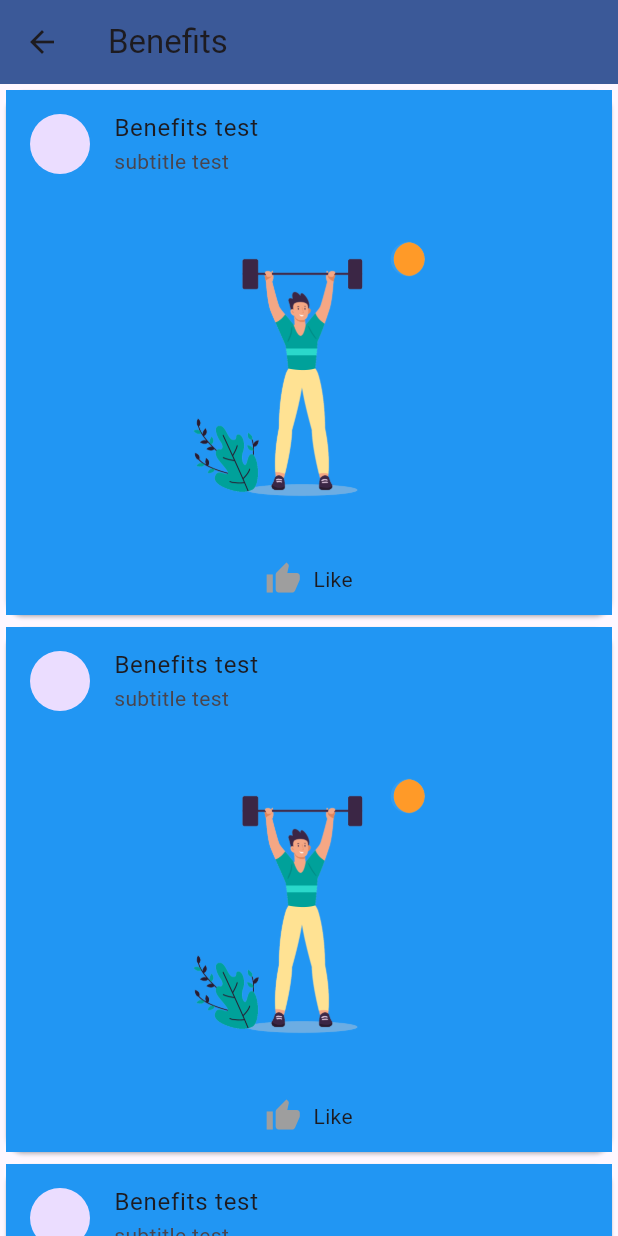
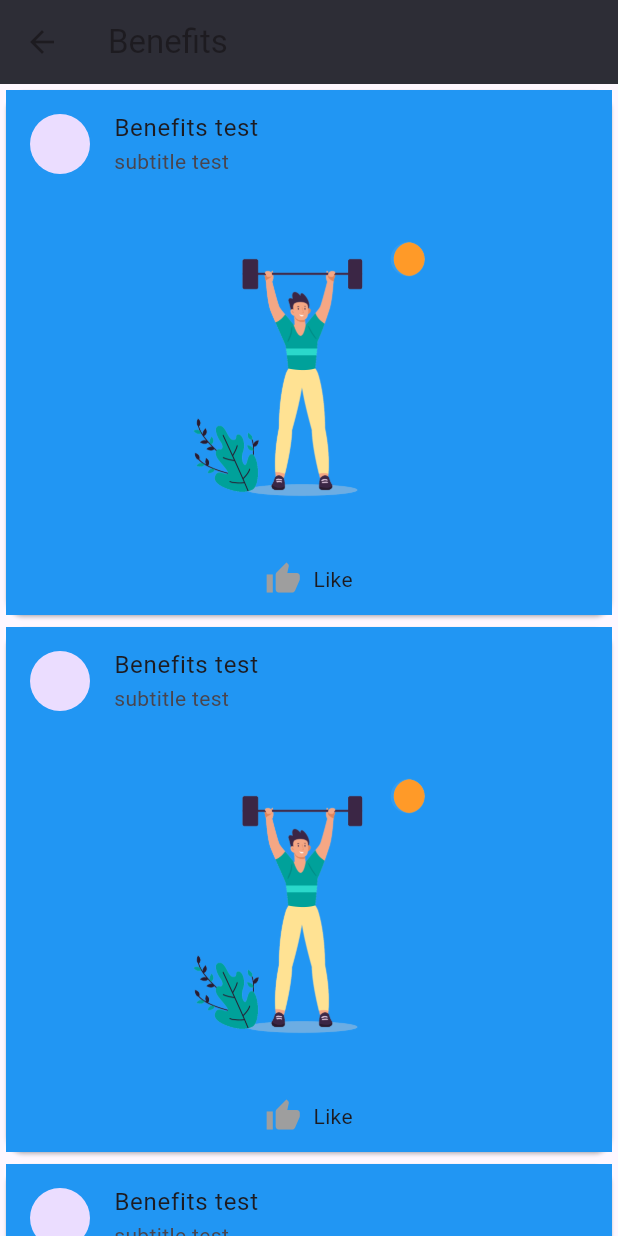
Before and after one commit to daganlarson/GetFitFitnessTracker, a Flutter app: the BenefitsPage screen opened directly, on a phone screen of 412 x 824 dp. Run offline on Flutter 3.47's test engine with Material 3 defaults, Android fonts, the phone set to English and light mode, and no system bars; our stand-ins replace cloud_firestore, firebase_auth, firebase_core, flutter_local_notifications, geocoding, geolocator and 3 more; missing offline and left inert: googleapis; accounts and stored records are empty.

Commit message:
making sure colors works

```diff
--- a/lib/views/benefits_page.dart
+++ b/lib/views/benefits_page.dart
@@ -2,6 +2,8 @@ import 'dart:developer';
 
 import 'package:flutter/material.dart';
 import 'package:url_launcher/url_launcher_string.dart';
+
+import '../models/appTheme.dart';
 
 class BenefitsPage extends StatefulWidget {
   const BenefitsPage({super.key});
@@ -16,7 +18,7 @@ class _BenefitsPageState extends State<BenefitsPage> {
   Widget build(BuildContext context) {
     return Scaffold(
       appBar: AppBar(
-        backgroundColor: const Color(0xff3b5998),
+        backgroundColor: AppTheme.colors.outerSpace,
         title: Text("Benefits"),
       ),
       body: ListView.builder(
--- a/lib/views/home_page.dart
+++ b/lib/views/home_page.dart
@@ -1,6 +1,7 @@
 import 'package:firebase_auth/firebase_auth.dart';
 import 'package:flutter/material.dart';
 import '../distancetracker.dart';
+import '../models/appTheme.dart';
 import 'benefits_page.dart';
 import 'distance_page.dart';
 import 'eventwidget.dart';
@@ -18,6 +19,7 @@ class HomePage extends StatefulWidget {
           title: Text('Home'),
         ),
         body: Center(child: Text('Home Page')),
+
       );
 
 
```
Also changed, not shown: 1 other file.
